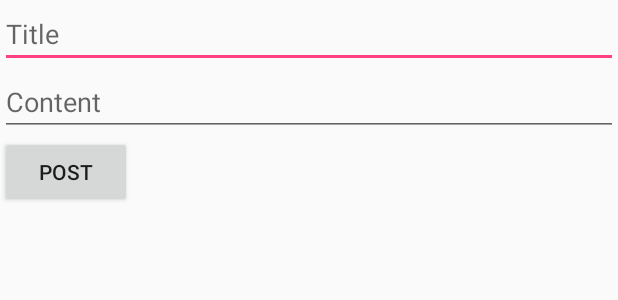
After one commit to Mobile02-DH/FilmeApp, an Android app: the layout activity_realtime_data_base.xml on its own in the app's theme, with its tools: preview values and no code run, on a phone screen of 412 x 824 dp. The commit adds this screen. Shown: the top 300 px of the screen. Run offline under Robolectric (Android 15) with nearby library versions, the phone set to English and light mode, and no system bars.

Commit message:
Adicionando o Realtime Database

```diff
--- a/app/src/main/AndroidManifest.xml
+++ b/app/src/main/AndroidManifest.xml
@@ -30,13 +30,13 @@
             android:name=".view.DetailActivity"
             android:label="Movies"
             android:parentActivityName=".view.HomeActivity"
-            android:theme="@style/AppTheme.NoActionBar"></activity>
+            android:theme="@style/AppTheme.NoActionBar" />
 
         <meta-data
             android:name="android.support.PARENT_ACTIVITY"
             android:value=".view.HomeActivity" />
 
-        <activity android:name=".view.ListaDeAssistidos"></activity>
+        <activity android:name=".view.ListaDeAssistidos" />
     </application>
 
 </manifest>
--- a/app/src/main/java/com/digitalhouse/whatchapp/view/LoginActivity.java
+++ b/app/src/main/java/com/digitalhouse/whatchapp/view/LoginActivity.java
@@ -133,6 +133,8 @@ public class LoginActivity extends AppCompatActivity {
             // authenticate with your backend server, if you have one. Use
             // FirebaseUser.getIdToken() instead.
             String uid = user.getUid();
+
+
         }
         // [END get_user_profile]
     }
--- /dev/null
+++ b/app/src/main/res/layout/activity_realtime_data_base.xml
@@ -0,0 +1,35 @@
+<?xml version="1.0" encoding="utf-8"?>
+<LinearLayout xmlns:android="http://schemas.android.com/apk/res/android"
+    xmlns:app="http://schemas.android.com/apk/res-auto"
+    xmlns:tools="http://schemas.android.com/tools"
+    android:layout_width="match_parent"
+    android:layout_height="match_parent"
+    android:orientation="vertical"
+    tools:context=".view.RealtimeDataBase">
+
+    <EditText
+        android:id="@+id/edt_title"
+        android:hint="Title"
+        android:inputType="text"
+        android:layout_width="match_parent"
+        android:layout_height="wrap_content" />
+
+    <EditText
+        android:id="@+id/edt_content"
+        android:hint="Content"
+        android:inputType="textMultiLine"
+        android:layout_width="match_parent"
+        android:layout_height="wrap_content" />
+
+    <Button
+        android:id="@+id/btn_post"
+        android:text="POST"
+        android:layout_width="wrap_content"
+        android:layout_height="wrap_content" />
+
+    <android.support.v7.widget.RecyclerView
+        android:id="@+id/recycler_view_teste"
+        android:layout_width="match_parent"
+        android:layout_height="match_parent"></android.support.v7.widget.RecyclerView>
+
+</LinearLayout>
--- a/app/src/main/res/values/strings.xml
+++ b/app/src/main/res/values/strings.xml
@@ -10,5 +10,5 @@
     <string name="pref_sort_order_key">sortOrder</string>
     <string name="pref_most_popular">Most Popular</string>
     <string name="pref_highest_rated">Highest Rated</string>
-		<string name="api_key">2da4fcd4e4494e431e178153ecc1c321</string>
+    <string name="api_key">2da4fcd4e4494e431e178153ecc1c321</string>
 </resources>
```
Also changed, not shown: app/build.gradle (+8 -3 lines), app/src/main/java/com/digitalhouse/whatchapp/view/RealtimeDataBase.java (added, +50 -0 lines).
